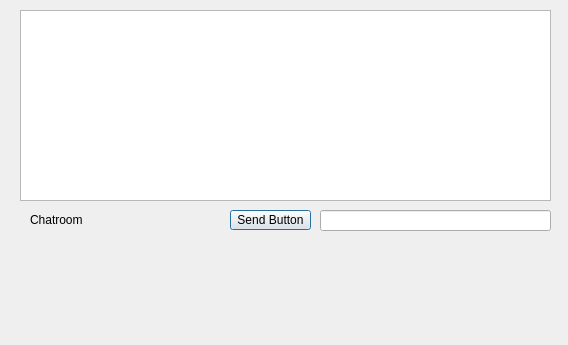
Old version of the form chatwindow.ui in the repository hamza-hamzaa/Study-Buddy-C.S2-Lab-project.
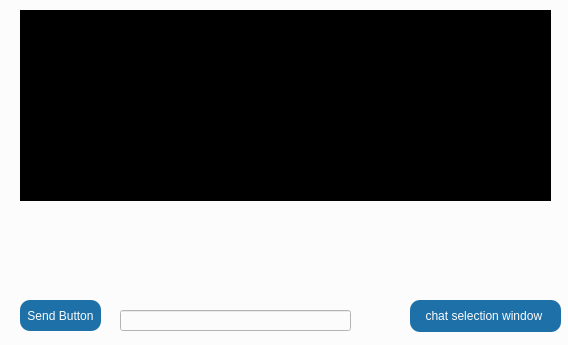
New version of the form.

What changed in the file:
```diff
--- a/chatwindow.ui
+++ b/chatwindow.ui
@@ -13,6 +13,9 @@
   <property name="windowTitle">
    <string>Dialog</string>
   </property>
+  <property name="styleSheet">
+   <string notr="true">background-color: #fcfcfc</string>
+  </property>
   <widget class="QTextEdit" name="ChatMessages">
    <property name="geometry">
     <rect>
@@ -22,6 +25,10 @@
      <height>191</height>
     </rect>
    </property>
+   <property name="styleSheet">
+    <string notr="true">background-color: #000000;
+color: rgb(213, 226, 255)</string>
+   </property>
    <property name="html">
     <string>&lt;!DOCTYPE HTML PUBLIC &quot;-//W3C//DTD HTML 4.0//EN&quot; &quot;http://www.w3.org/TR/REC-html40/strict.dtd&quot;&gt;
 &lt;html&gt;&lt;head&gt;&lt;meta name=&quot;qrichtext&quot; content=&quot;1&quot; /&gt;&lt;meta charset=&quot;utf-8&quot; /&gt;&lt;style type=&quot;text/css&quot;&gt;
@@ -29,15 +36,15 @@
 hr { height: 1px; border-width: 0; }
 li.unchecked::marker { content: &quot;\2610&quot;; }
 li.checked::marker { content: &quot;\2612&quot;; }
-&lt;/style&gt;&lt;/head&gt;&lt;body style=&quot; font-family:'Segoe UI'; font-size:9pt; font-weight:400; font-style:normal;&quot;&gt;
-&lt;p style=&quot;-qt-paragraph-type:empty; margin-top:0px; margin-bottom:0px; margin-left:0px; margin-right:0px; -qt-block-indent:0; text-indent:0px;&quot;&gt;&lt;br /&gt;&lt;/p&gt;&lt;/body&gt;&lt;/html&gt;</string>
+&lt;/style&gt;&lt;/head&gt;&lt;body style=&quot; font-family:'.AppleSystemUIFont'; font-size:13pt; font-weight:400; font-style:normal;&quot;&gt;
+&lt;p style=&quot;-qt-paragraph-type:empty; margin-top:0px; margin-bottom:0px; margin-left:0px; margin-right:0px; -qt-block-indent:0; text-indent:0px; font-family:'Segoe UI'; font-size:9pt;&quot;&gt;&lt;br /&gt;&lt;/p&gt;&lt;/body&gt;&lt;/html&gt;</string>
    </property>
   </widget>
   <widget class="QLineEdit" name="Inputbox">
    <property name="geometry">
     <rect>
-     <x>320</x>
-     <y>210</y>
+     <x>120</x>
+     <y>310</y>
      <width>231</width>
      <height>21</height>
     </rect>
@@ -49,27 +56,37 @@
   <widget class="QPushButton" name="sendButton">
    <property name="geometry">
     <rect>
-     <x>230</x>
-     <y>210</y>
+     <x>20</x>
+     <y>300</y>
      <width>81</width>
-     <height>20</height>
+     <height>31</height>
     </rect>
    </property>
+   <property name="styleSheet">
+    <string notr="true">background-color: #1E71A8;
+color: #fcfcfc;
+border-radius: 10px;</string>
+   </property>
    <property name="text">
     <string>Send Button</string>
    </property>
   </widget>
-  <widget class="QLabel" name="Chatroom">
+  <widget class="QPushButton" name="backButton">
    <property name="geometry">
     <rect>
-     <x>30</x>
-     <y>210</y>
-     <width>191</width>
-     <height>20</height>
+     <x>410</x>
+     <y>300</y>
+     <width>151</width>
+     <height>32</height>
     </rect>
    </property>
+   <property name="styleSheet">
+    <string notr="true">background-color: #1E71A8;
+color: #fcfcfc;
+border-radius: 10px;</string>
+   </property>
    <property name="text">
-    <string>Chatroom</string>
+    <string>chat selection window </string>
    </property>
   </widget>
  </widget>
```
